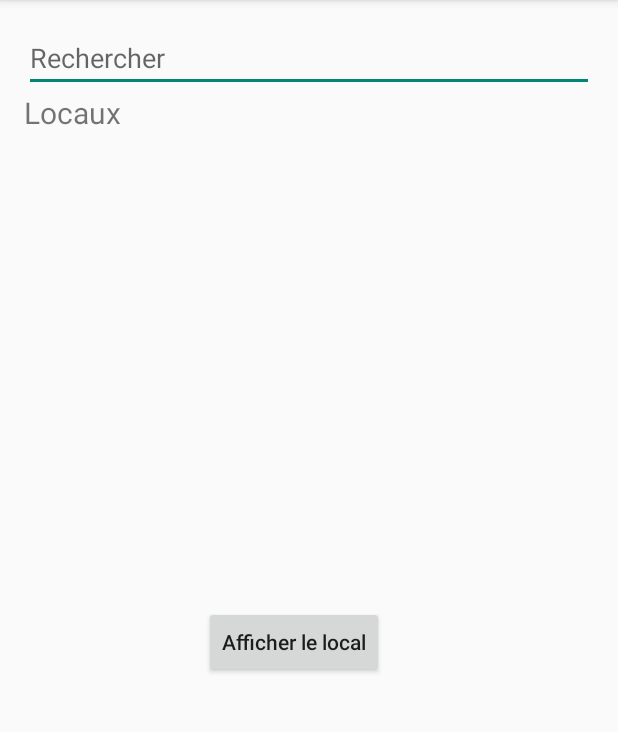
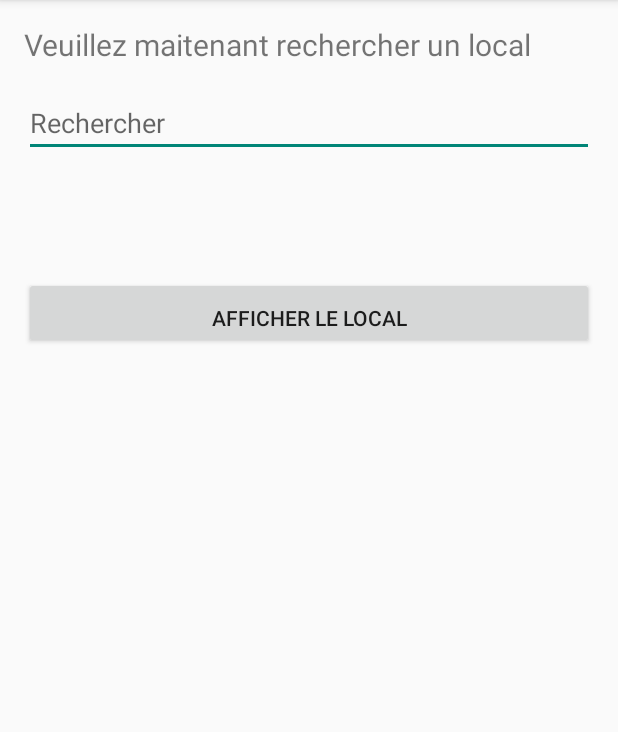
Before and after one commit to thompell98/VisiteGuideeCegep, an Android app: the RechercheLocal screen opened directly, with no data from a screen before it, on a phone screen of 412 x 824 dp, the part 84-816 px from its top. Run offline under Robolectric (Android 15) with nearby library versions, the phone set to English and light mode, and no system bars; our stand-ins replace Firebase (no records; nobody signed in at launch, a user with empty details on screens opened directly); 1 statement that could not run was skipped.

Commit message:
merge affichage local
# Conflicts:
#	app/src/main/AndroidManifest.xml
#	gestionAdmin/gestionAdminVisiteGuidee/gestionAdminVisiteGuidee/obj/Debug/Interop.WMPLib.dll
#	gestionAdmin/gestionAdminVisiteGuidee/gestionAdminVisiteGuidee/obj/Debug/gestionAdminVisiteGuidee.csprojAssemblyReference.cache

```diff
--- a/app/src/main/java/com/example/visiteguideecegep/AffichageLocal.java
+++ b/app/src/main/java/com/example/visiteguideecegep/AffichageLocal.java
@@ -88,7 +88,9 @@ public class AffichageLocal extends AppCompatActivity {
         setListener();
         SwipeLeft();
         setTouchListener();
-        createArrayOfFiles("A-111");
+        Bundle bundle = getIntent().getExtras();
+        String numeroLocalActuel = bundle.getString("numeroLocalVoulu");
+        createArrayOfFiles(numeroLocalActuel);
     }
 
     private void setListener() {
--- a/app/src/main/java/com/example/visiteguideecegep/RechercheLocal.java
+++ b/app/src/main/java/com/example/visiteguideecegep/RechercheLocal.java
@@ -33,9 +33,10 @@ import javax.annotation.Nullable;
 
 public class RechercheLocal extends AppCompatActivity {
     FirebaseFirestore db = null;
-    ArrayList<String> lesMotsPourRecherche = null;
+    ArrayList<String> lesMotsRecherche = null;
+    ArrayList<String> lesNumerosDesLocaux = null;
+    ArrayList<String> lesNomsDesLocaux = null;
     AutoCompleteTextView autoCompleteTextView = null;
-
     String numeroLocalActuel = null;
     String numeroLocalVoulu = null;
     ArrayList<Integer> positionActuelle = null;
@@ -45,9 +46,11 @@ public class RechercheLocal extends AppCompatActivity {
         super.onCreate(savedInstanceState);
         setContentView(R.layout.activity_recherche_local);
         db = FirebaseFirestore.getInstance();
-        lesMotsPourRecherche = new ArrayList<String>();
+        lesMotsRecherche = new ArrayList<String>();
+        lesNumerosDesLocaux = new ArrayList<String>();
+        lesNomsDesLocaux = new ArrayList<String>();
         autoCompleteTextView = findViewById(R.id.actv);
-        ArrayAdapter<String> adapter = new ArrayAdapter<String>(this, android.R.layout.simple_list_item_1, lesMotsPourRecherche);
+        ArrayAdapter<String> adapter = new ArrayAdapter<String>(this, android.R.layout.simple_list_item_1, lesMotsRecherche);
         autoCompleteTextView.setAdapter(adapter);
         chargerFirestoreEnMemoire();
         obtenirDataScan();
@@ -62,18 +65,51 @@ public class RechercheLocal extends AppCompatActivity {
         }
     }
 
+    private boolean verifierNumeroExiste(String unNumero)
+    {
+        for (int cpt = 0; cpt < lesNumerosDesLocaux.size(); cpt++) {
+            if (unNumero.equals(lesNumerosDesLocaux.get(cpt))) {
+                numeroLocalVoulu = lesNumerosDesLocaux.get(cpt);
+                return true;
+            }
+        }
+        return false;
+    }
+
+    private boolean verifierNomExiste(String unNom)
+    {
+        for (int cpt = 0; cpt < lesNomsDesLocaux.size(); cpt++) {
+            if (unNom.equals(lesNomsDesLocaux.get(cpt))) {
+                numeroLocalVoulu = lesNumerosDesLocaux.get(cpt);
+                return true;
+            }
+        }
+        return false;
+    }
+
     private void setListener() {
         findViewById(R.id.buttonAfficherLeLocal).setOnClickListener(new View.OnClickListener() {
             @Override
             public void onClick(View v) {
-                obtenirPositionLocalVoulu();
-
+                if (autoCompleteTextView.getText().toString().equals(""))
+                {
+                    Toast.makeText(getApplicationContext(), "Le champs ne doit pas être vide", Toast.LENGTH_LONG).show();
+                }
+                else
+                {
+                    if (verifierNumeroExiste(autoCompleteTextView.getText().toString()) ||
+                        verifierNomExiste(autoCompleteTextView.getText().toString())) {
+                        obtenirPositionLocalVoulu();
+                    }
+                    else {
+                        Toast.makeText(getApplicationContext(), "Aucun local n'a été trouvé", Toast.LENGTH_LONG).show();
+                    }
+                }
             }
         });
     }
 
     private void obtenirPositionLocalVoulu() {
-        numeroLocalVoulu = autoCompleteTextView.getText().toString();
        String etageDuLocal = "Étage " + Character.toString(numeroLocalVoulu.charAt(2));
        String aileDuLocal = "Aile " + Character.toString(numeroLocalVoulu.charAt(0));
        db.collection("Étages").document(etageDuLocal).collection("Ailes").document(aileDuLocal).collection("Locaux")
@@ -110,12 +146,10 @@ public class RechercheLocal extends AppCompatActivity {
                     @Override
                     public void onEvent(@Nullable QuerySnapshot queryDocumentSnapshots, @Nullable FirebaseFirestoreException e) {
                         for (DocumentChange doc : queryDocumentSnapshots.getDocumentChanges()) {
-                            if (doc.getDocument().get("Numero") != null) {
-                                lesMotsPourRecherche.add(doc.getDocument().get("Numero").toString());
-                            }
-                            if (doc.getDocument().get("Nom") != null) {
-                                lesMotsPourRecherche.add(doc.getDocument().get("Nom").toString());
-                            }
+                            lesNumerosDesLocaux.add(doc.getDocument().get("Numero").toString());
+                            lesNomsDesLocaux.add(doc.getDocument().get("Nom").toString());
+                            lesMotsRecherche.add(doc.getDocument().get("Numero").toString());
+                            lesMotsRecherche.add(doc.getDocument().get("Nom").toString());
                         }
                     }
                 });
--- a/app/src/main/res/layout/activity_recherche_local.xml
+++ b/app/src/main/res/layout/activity_recherche_local.xml
@@ -8,6 +8,15 @@
     android:padding="16dp"
     tools:context=".RechercheLocal">
 
+    <TextView
+        android:id="@+id/textViewLocaux"
+        android:layout_width="match_parent"
+        android:layout_height="wrap_content"
+        android:paddingBottom="16dp"
+        android:text="Veuillez maitenant rechercher un local"
+        android:textSize="20sp"
+        android:inputType="text"/>
+
     <AutoCompleteTextView
         android:id="@+id/actv"
         android:layout_width="match_parent"
@@ -15,30 +24,15 @@
         android:completionHint="Rechercher"
         android:completionThreshold="1"
         android:dropDownAnchor="@id/textViewLocaux"
-        android:hint="Rechercher" />
+        android:hint="Rechercher"
+        android:inputType="text"/>
 
-    <TextView
-        android:id="@+id/textViewLocaux"
+    <Button
+        android:id="@+id/buttonAfficherLeLocal"
         android:layout_width="match_parent"
+        android:layout_marginVertical="80dp"
         android:layout_height="wrap_content"
-        android:paddingBottom="16dp"
-        android:text="Locaux"
-        android:textSize="20sp" />
-
-    <LinearLayout
-        android:layout_width="match_parent"
-        android:layout_height="match_parent"
-        android:orientation="horizontal">
-
-        <Button
-            android:id="@+id/buttonAfficherLeLocal"
-            android:layout_width="wrap_content"
-            android:layout_height="wrap_content"
-            android:layout_centerHorizontal="true"
-            android:layout_gravity="center"
-            android:layout_marginLeft="120dp"
-            android:text="Afficher le local"
-            android:inputType="text"/>
-    </LinearLayout>
+        android:paddingTop="16dp"
+        android:text="Afficher le local" />
 
 </LinearLayout>
```
